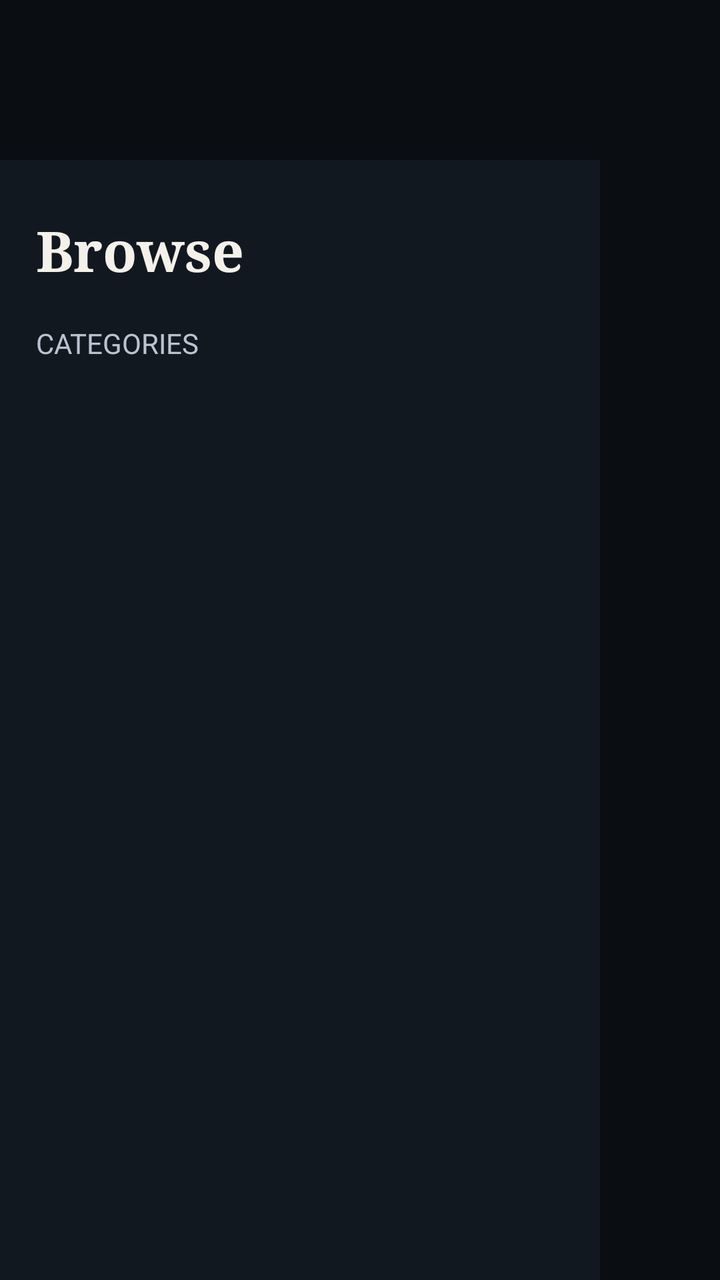
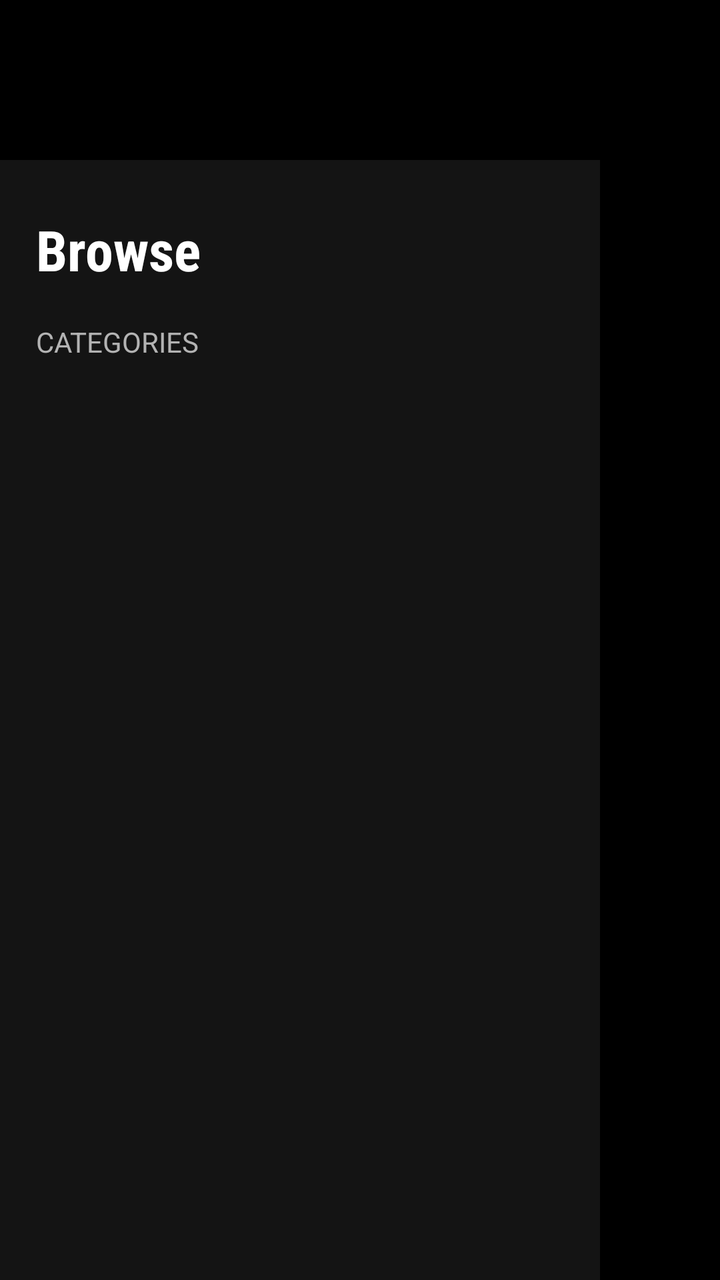

Compare the two renders of this Android layout. The source of the first and the diff that turns it into the second are given below.
<!-- AndroidManifest.xml: application theme AppTheme -->
<!-- res/layout/activity_browse.xml -->
<?xml version="1.0" encoding="utf-8"?>
<LinearLayout xmlns:android="http://schemas.android.com/apk/res/android"
    android:layout_width="match_parent"
    android:layout_height="match_parent"
    android:background="@color/bg"
    android:orientation="vertical">

    <FrameLayout
        android:id="@+id/navHost"
        android:layout_width="match_parent"
        android:layout_height="80dp" />

    <LinearLayout
        android:layout_width="match_parent"
        android:layout_height="0dp"
        android:layout_weight="1"
        android:orientation="horizontal">

        <LinearLayout
            android:layout_width="300dp"
            android:layout_height="match_parent"
            android:background="@color/panel"
            android:orientation="vertical"
            android:padding="18dp">

            <TextView
                android:layout_width="match_parent"
                android:layout_height="wrap_content"
                android:fontFamily="serif"
                android:paddingTop="8dp"
                android:paddingBottom="14dp"
                android:text="Browse"
                android:textColor="@color/text"
                android:textSize="28sp"
                android:textStyle="bold" />

            <LinearLayout
                android:layout_width="match_parent"
                android:layout_height="wrap_content"
                android:orientation="horizontal"
                android:visibility="gone">

                <Button
                    android:id="@+id/tabLive"
                    android:layout_width="0dp"
                    android:layout_height="48dp"
                    android:layout_marginEnd="3dp"
                    android:layout_weight="1"
                    android:background="@drawable/tab_bg"
                    android:minWidth="0dp"
                    android:minHeight="0dp"
                    android:paddingStart="4dp"
                    android:paddingEnd="4dp"
                    android:stateListAnimator="@null"
                    android:text="@string/live"
                    android:textColor="@color/text"
                    android:textSize="15sp"
                    android:textStyle="bold" />

                <Button
                    android:id="@+id/tabVod"
                    android:layout_width="0dp"
                    android:layout_height="48dp"
                    android:layout_marginStart="3dp"
                    android:layout_marginEnd="3dp"
                    android:layout_weight="1"
                    android:background="@drawable/tab_bg"
                    android:minWidth="0dp"
                    android:minHeight="0dp"
                    android:paddingStart="4dp"
                    android:paddingEnd="4dp"
                    android:stateListAnimator="@null"
                    android:text="@string/movies"
                    android:textColor="@color/text"
                    android:textSize="15sp"
                    android:textStyle="bold" />

                <Button
                    android:id="@+id/tabSeries"
                    android:layout_width="0dp"
                    android:layout_height="48dp"
                    android:layout_marginStart="3dp"
                    android:layout_weight="1"
                    android:background="@drawable/tab_bg"
                    android:minWidth="0dp"
                    android:minHeight="0dp"
                    android:paddingStart="4dp"
                    android:paddingEnd="4dp"
                    android:stateListAnimator="@null"
                    android:text="@string/series"
                    android:textColor="@color/text"
                    android:textSize="15sp"
                    android:textStyle="bold" />
            </LinearLayout>

            <TextView
                android:layout_width="match_parent"
                android:layout_height="wrap_content"
                android:paddingTop="4dp"
                android:paddingBottom="8dp"
                android:text="@string/categories"
                android:textAllCaps="true"
                android:textColor="@color/text_dim"
                android:textSize="14sp" />

            <androidx.recyclerview.widget.RecyclerView
                android:id="@+id/categories"
                android:layout_width="match_parent"
                android:layout_height="0dp"
                android:layout_weight="1"
                android:clipToPadding="false" />
        </LinearLayout>

        <FrameLayout
            android:layout_width="0dp"
            android:layout_height="match_parent"
            android:layout_weight="1">

            <androidx.recyclerview.widget.RecyclerView
                android:id="@+id/streams"
                android:layout_width="match_parent"
                android:layout_height="match_parent"
                android:clipChildren="false"
                android:clipToPadding="false"
                android:padding="20dp" />

            <ProgressBar
                android:id="@+id/progress"
                android:layout_width="wrap_content"
                android:layout_height="wrap_content"
                android:layout_gravity="center"
                android:visibility="gone" />

            <TextView
                android:id="@+id/status"
                android:layout_width="wrap_content"
                android:layout_height="wrap_content"
                android:layout_gravity="center"
                android:gravity="center"
                android:padding="24dp"
                android:textColor="@color/text_dim"
                android:textSize="16sp" />
        </FrameLayout>
    </LinearLayout>
</LinearLayout>
<!-- resources referenced by this layout -->
<resources>
  <color name="bg">#0A0E13</color>
  <color name="panel">#121820</color>
  <color name="text">#F4F1EA</color>
  <color name="text_dim">#BAC3D0</color>
  <!-- drawable tab_bg (drawable) -->
  <?xml version="1.0" encoding="utf-8"?>
  <selector xmlns:android="http://schemas.android.com/apk/res/android">
      <item android:state_focused="true" android:state_selected="true">
          <shape android:shape="rectangle">
              <solid android:color="@color/accent" />
              <stroke
                  android:width="2dp"
                  android:color="@color/accent_light" />
              <corners android:radius="8dp" />
          </shape>
      </item>
      <item android:state_selected="true">
          <shape android:shape="rectangle">
              <solid android:color="@color/accent" />
              <corners android:radius="8dp" />
          </shape>
      </item>
      <item android:state_focused="true">
          <shape android:shape="rectangle">
              <solid android:color="@color/panel" />
              <stroke
                  android:width="2dp"
                  android:color="@color/accent" />
              <corners android:radius="8dp" />
          </shape>
      </item>
      <item>
          <shape android:shape="rectangle">
              <solid android:color="#00000000" />
              <stroke
                  android:width="1dp"
                  android:color="@color/card_border" />
              <corners android:radius="8dp" />
          </shape>
      </item>
  </selector>
  <string name="categories">Categories</string>
  <string name="live">LIVE</string>
  <string name="movies">MOVIES</string>
  <string name="series">SERIES</string>
  <style name="AppTheme" parent="Theme.AppCompat.NoActionBar">
          <item name="android:windowBackground">@color/bg</item>
          <item name="android:windowNoTitle">true</item>
          <item name="android:windowFullscreen">true</item>
          <item name="colorAccent">@color/accent</item>
          <item name="android:textColor">@color/text</item>
      </style>
  <color name="accent">#FFD23F</color>
  <color name="accent_light">#FFE58A</color>
  <color name="card_border">#283345</color>
</resources>

<!-- the commit's change to res/layout/activity_browse.xml (unified diff, before → after) -->
@@ -26,7 +26,7 @@
             <TextView
                 android:layout_width="match_parent"
                 android:layout_height="wrap_content"
-                android:fontFamily="serif"
+                android:fontFamily="sans-serif-condensed"
                 android:paddingTop="8dp"
                 android:paddingBottom="14dp"
                 android:text="Browse"
<!-- resource entries referenced after the edit -->
@@ -1,34 +1,31 @@
 <!-- resources referenced by this layout -->
 <resources>
-  <color name="bg">#0A0E13</color>
-  <color name="panel">#121820</color>
-  <color name="text">#F4F1EA</color>
-  <color name="text_dim">#BAC3D0</color>
+  <color name="bg">#000000</color>
+  <color name="panel">#141414</color>
+  <color name="text">#FFFFFF</color>
+  <color name="text_dim">#B3B3B3</color>
   <!-- drawable tab_bg (drawable) -->
   <?xml version="1.0" encoding="utf-8"?>
   <selector xmlns:android="http://schemas.android.com/apk/res/android">
       <item android:state_focused="true" android:state_selected="true">
           <shape android:shape="rectangle">
-              <solid android:color="@color/accent" />
-              <stroke
-                  android:width="2dp"
-                  android:color="@color/accent_light" />
-              <corners android:radius="8dp" />
+              <solid android:color="@color/accent_light" />
+              <corners android:radius="4dp" />
           </shape>
       </item>
       <item android:state_selected="true">
           <shape android:shape="rectangle">
               <solid android:color="@color/accent" />
-              <corners android:radius="8dp" />
+              <corners android:radius="4dp" />
           </shape>
       </item>
       <item android:state_focused="true">
           <shape android:shape="rectangle">
-              <solid android:color="@color/panel" />
+              <solid android:color="#262626" />
               <stroke
                   android:width="2dp"
-                  android:color="@color/accent" />
-              <corners android:radius="8dp" />
+                  android:color="@color/focused" />
+              <corners android:radius="4dp" />
           </shape>
       </item>
       <item>
@@ -37,7 +34,7 @@
               <stroke
                   android:width="1dp"
                   android:color="@color/card_border" />
-              <corners android:radius="8dp" />
+              <corners android:radius="4dp" />
           </shape>
       </item>
   </selector>
@@ -52,8 +49,9 @@
           <item name="colorAccent">@color/accent</item>
           <item name="android:textColor">@color/text</item>
       </style>
-  <color name="accent">#FFD23F</color>
-  <color name="accent_light">#FFE58A</color>
-  <color name="card_border">#283345</color>
+  <color name="accent">#E50914</color>
+  <color name="focused">#FFFFFF</color>
+  <color name="accent_light">#FF2A33</color>
+  <color name="card_border">#2F2F2F</color>
 </resources>
 
